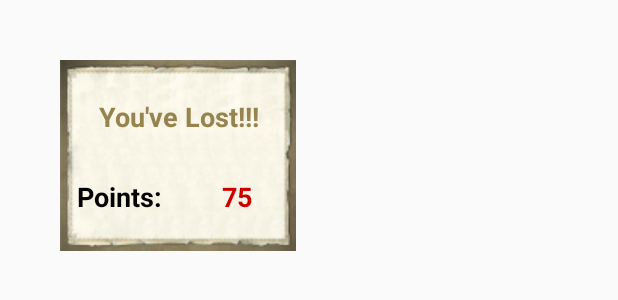
After one commit to PaskoZhelev/saint-malo-android, an Android app: the layout dialog_end_game.xml on its own in the app's theme, with its tools: preview values and no code run, on a phone screen of 412 x 824 dp. The commit adds this screen. Shown: the top 300 px of the screen. Run offline under Robolectric (Android 15) with nearby library versions, the phone set to English and light mode, and no system bars.

Commit message:
added finish game functionality

```diff
--- a/app/src/main/java/com/pmz/saintmalogame/constants/SaintMaloConstants.java
+++ b/app/src/main/java/com/pmz/saintmalogame/constants/SaintMaloConstants.java
@@ -27,7 +27,9 @@ public class SaintMaloConstants {
     public static final int ARCHITECT_1_HOUSE_POINTS_INCREASE = 3;
     public static final int ARCHITECT_2_HOUSE_POINTS_INCREASE = 6;
     public static final int ARCHITECT_3_HOUSE_POINTS_INCREASE = 9;
-    public static final int SOLO_LAST_TURN = 23;
+    public static final int SOLO_LAST_TURN = 24;
+    public static final int SOLO_END_CONDITION_WIN = 50;
+    public static final int MAX_PIRATES = 24;
 
 
     //SPACE Const
@@ -117,6 +119,7 @@ public class SaintMaloConstants {
         PIRATES_IMAGES_LIST.add(22, "pirates22");
         PIRATES_IMAGES_LIST.add(23, "pirates23");
         PIRATES_IMAGES_LIST.add(24, "pirates24");
+        PIRATES_IMAGES_LIST.add(25, "pirates24");
 
 
 
--- a/app/src/main/java/com/pmz/saintmalogame/engine/GameEngine.java
+++ b/app/src/main/java/com/pmz/saintmalogame/engine/GameEngine.java
@@ -196,4 +196,5 @@ public abstract class GameEngine {
         pirateHandler.increasePirates(num);
     }
 
+
 }
--- /dev/null
+++ b/app/src/main/res/layout/dialog_end_game.xml
@@ -0,0 +1,54 @@
+<?xml version="1.0" encoding="utf-8"?>
+<LinearLayout xmlns:android="http://schemas.android.com/apk/res/android"
+    xmlns:app="http://schemas.android.com/apk/res-auto"
+    android:layout_width="wrap_content"
+    android:layout_height="wrap_content"
+    android:layout_margin="40dp"
+    android:background="@drawable/buttonbackground3"
+    android:gravity="center"
+    android:orientation="vertical">
+
+    <TextView
+        android:id="@+id/endCondition"
+        android:layout_width="wrap_content"
+        android:layout_height="wrap_content"
+        android:layout_margin="15dp"
+        android:layout_weight="1"
+        android:gravity="center"
+        android:text="@string/you_ve_lost"
+        android:textColor="@color/saintMalo"
+        android:textSize="18sp"
+        android:textStyle="bold" />
+
+    <LinearLayout
+        android:layout_width="match_parent"
+        android:layout_height="match_parent"
+        android:layout_weight="1"
+        android:orientation="horizontal">
+
+        <TextView
+            android:id="@+id/pointsLabel"
+            android:layout_width="match_parent"
+            android:layout_height="wrap_content"
+            android:layout_margin="3dp"
+            android:layout_weight="1"
+            android:gravity="center"
+            android:text="Points:"
+            android:textColor="@android:color/black"
+            android:textSize="18sp"
+            android:textStyle="bold" />
+
+        <TextView
+            android:id="@+id/playerEndPoints"
+            android:layout_width="match_parent"
+            android:layout_height="wrap_content"
+            android:layout_margin="3dp"
+            android:layout_weight="1"
+            android:gravity="center"
+            android:text="75"
+            android:textColor="@android:color/holo_red_dark"
+            android:textSize="18sp"
+            android:textStyle="bold" />
+    </LinearLayout>
+
+</LinearLayout>
--- a/app/src/main/res/values/strings.xml
+++ b/app/src/main/res/values/strings.xml
@@ -1,10 +1,12 @@
 <resources>
     <string name="app_name">Saint Malo</string>
-    <string name="version_tag">Saint Malo v1.1 @ Pasko Zhelev</string>
+    <string name="version_tag">Saint Malo v1.3 @ Pasko Zhelev</string>
     <string name="game_mode">Game Mode</string>
     <string name="solo_mode">Solo Play</string>
     <string name="players_mode">Player vs. Player</string>
     <string name="ai_mode">Player vs. AI</string>
     <string name="the_selected_dice_are_different">The selected Dice are different!</string>
     <string name="you_do_not_have_enough_coins">You do not have enough Coins!</string>
+    <string name="you_win">You Win!!!</string>
+    <string name="you_ve_lost">You\'ve Lost!!!</string>
 </resources>
```
Also changed, not shown: app/src/main/java/com/pmz/saintmalogame/activities/SoloGameActivity.java (+110 -7 lines), app/src/main/java/com/pmz/saintmalogame/engine/impl/SoloGameEngine.java (+13 -0 lines), app/src/main/java/com/pmz/saintmalogame/utils/PirateHandler.java (+7 -0 lines), app/src/main/res/layout/dialog_settings.xml (added, +57 -0 lines), app/src/main/res/drawable/citizensimg.jpg (added), app/src/main/res/drawable/pirates25.jpg (added).
